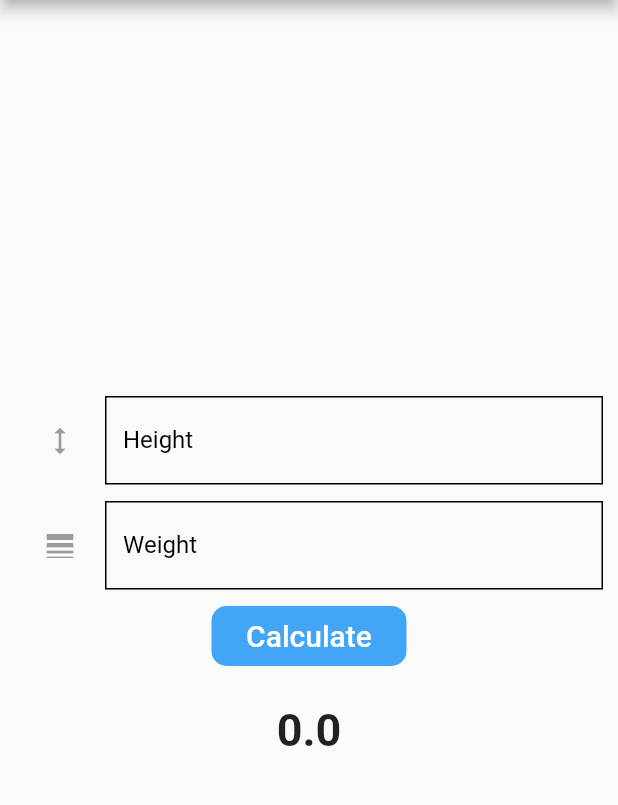
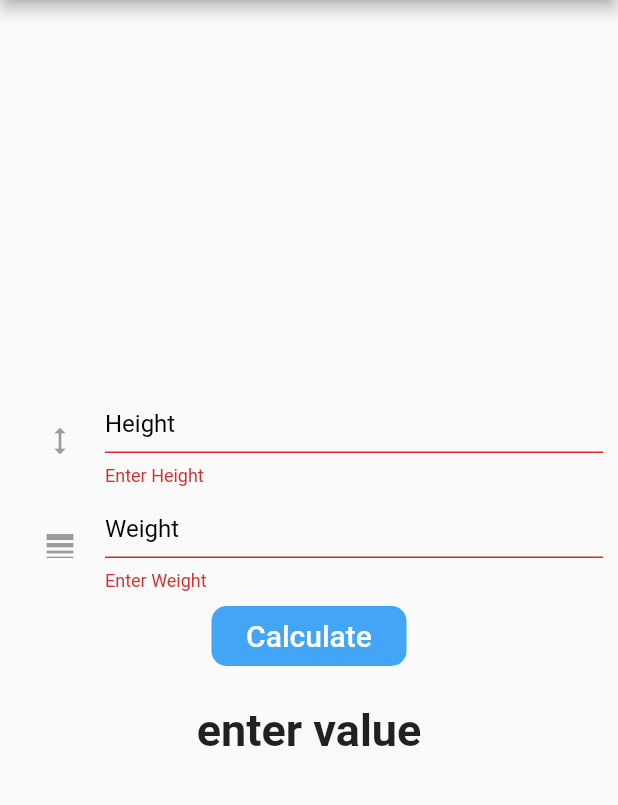
Before and after one commit to jisham-vallikkadan/BMI_calculator, a Flutter app: the screen it shows after launch, after a tap on "Calculate", on a phone screen of 412 x 824 dp, the part 84-889 px from its top. Run offline on Flutter 3.47's test engine with Material 2 defaults, Android fonts, the phone set to English and light mode, and no system bars.

Commit message:
commit-2

```diff
--- a/lib/bmicalculator.dart
+++ b/lib/bmicalculator.dart
@@ -9,15 +9,22 @@ class Bmicalculator extends StatefulWidget {
 }
 
 class _BmicalculatorState extends State<Bmicalculator> {
+  final _formKey = GlobalKey<FormState>();
   TextEditingController _heightcontoer = TextEditingController();
   TextEditingController _weightcontroler = TextEditingController();
-  double result = 0;
+  // double result=0 ;
+
+  // double result=0;
+
+  double? result;
+
   void bmiclaculate() {
     double BMI;
+    // double result;
     double weight;
     double height;
     weight = double.parse(_weightcontroler.text);
-    height = double.parse(_heightcontoer.text)/100;
+    height = double.parse(_heightcontoer.text) / 100;
     BMI = weight / (height * height);
     result = BMI;
   }
@@ -39,6 +46,8 @@ class _BmicalculatorState extends State<Bmicalculator> {
         body: Center(
           child: Padding(
             padding: const EdgeInsets.only(right: 10, left: 10),
+            child: Form(
+              key: _formKey,
               child: Column(
                 mainAxisAlignment: MainAxisAlignment.center,
                 children: [
@@ -55,7 +64,13 @@ class _BmicalculatorState extends State<Bmicalculator> {
                       Expanded(
                         child: Container(
                           height: 60,
-                        child: TextField(
+                          child: TextFormField(
+                            validator: (value) {
+                              if (value == null || value.isEmpty) {
+                                return 'Enter Height';
+                              }
+                              return null;
+                            },
                             controller: _heightcontoer,
                             keyboardType: TextInputType.number,
                             decoration: InputDecoration(
@@ -89,7 +104,13 @@ class _BmicalculatorState extends State<Bmicalculator> {
                       Expanded(
                         child: Container(
                           height: 60,
-                        child: TextField(
+                          child: TextFormField(
+                            validator: (value) {
+                              if (value == null || value.isEmpty) {
+                                return 'Enter Weight';
+                              }
+                              return null;
+                            },
                             controller: _weightcontroler,
                             keyboardType: TextInputType.number,
                             decoration: InputDecoration(
@@ -121,7 +142,12 @@ class _BmicalculatorState extends State<Bmicalculator> {
                     child: TextButton(
                       onPressed: () {
                         setState(() {
+                          if (_formKey.currentState!.validate()) {
                             bmiclaculate();
+                            if(_weightcontroler.text.isEmpty){
+                              result=0;
+                            }
+                          }
                         });
                       },
                       child: Text(
@@ -140,10 +166,14 @@ class _BmicalculatorState extends State<Bmicalculator> {
                     height: 25,
                   ),
                   Text(
-                  '$result',
+                    result == null
+                        ? 'enter value'
+                        : '${result?.toStringAsFixed(3)}',
+
                     style: TextStyle(fontWeight: FontWeight.bold, fontSize: 30),
+                  )
+                ],
               ),
-              ],
             ),
           ),
         ),
```
Lines whose indentation alone changed are shown as unchanged.
